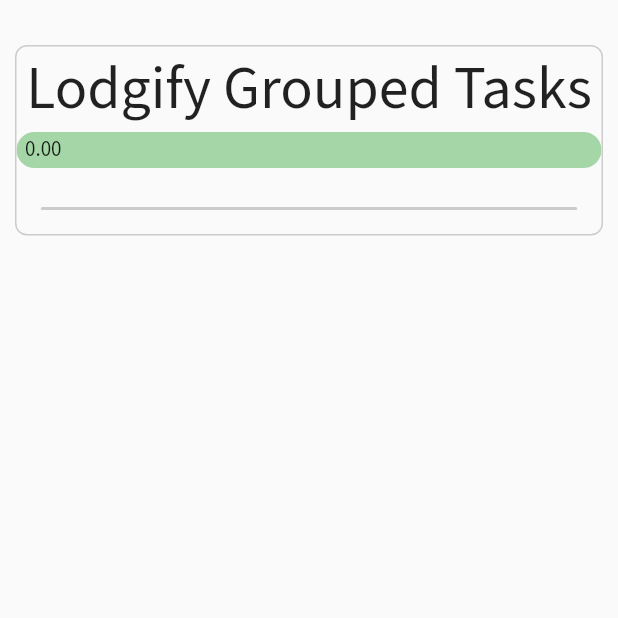
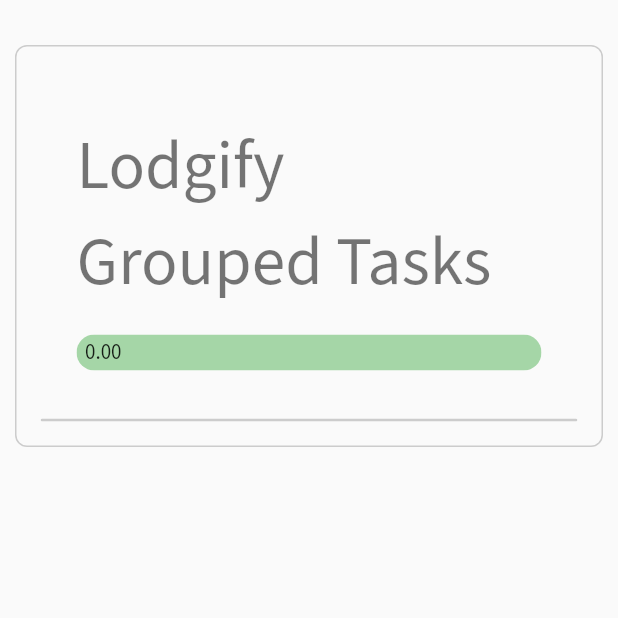
Before and after one commit to najibghadri/lodgify, a Flutter app: the screen it shows after launch, on a phone screen of 412 x 824 dp, the top half of it. Run offline on Flutter 3.47's test engine with Material 2 defaults, Android fonts, the light colour scheme and no system bars; our stand-ins replace flutter_hooks, freezed_annotation, google_fonts; network calls fail.

Commit message:
formatting the header

```diff
--- a/grouped_tasks/lib/ui/grouped_tasks_widget.dart
+++ b/grouped_tasks/lib/ui/grouped_tasks_widget.dart
@@ -31,17 +31,26 @@
         child: Column(
           crossAxisAlignment: CrossAxisAlignment.center,
           children: [
-            const Text(
+            const SizedBox(height: 32),
+            Padding(
+              padding: const EdgeInsets.symmetric(horizontal: 40, vertical: 16),
+              child: Column(
+                crossAxisAlignment: CrossAxisAlignment.start,
+                children: [
+                  Text(
                     'Lodgify Grouped Tasks',
-              style: TextStyle(fontSize: 40),
+                    style: Theme.of(context).textTheme.headline3,
                   ),
+                  const SizedBox(height: 16),
                   ProgressBar(
                     height: 24,
                     value: groupTasks.progress,
                     borderRadius: BorderRadius.circular(16),
                     textStyle: TextStyle(),
                   ),
-            const SizedBox(height: 10),
+                ],
+              ),
+            ),
             Padding(
                 padding: const EdgeInsets.all(16),
                 child: ExpandableTaskGroupList(
```
Lines whose indentation alone changed are shown as unchanged.
